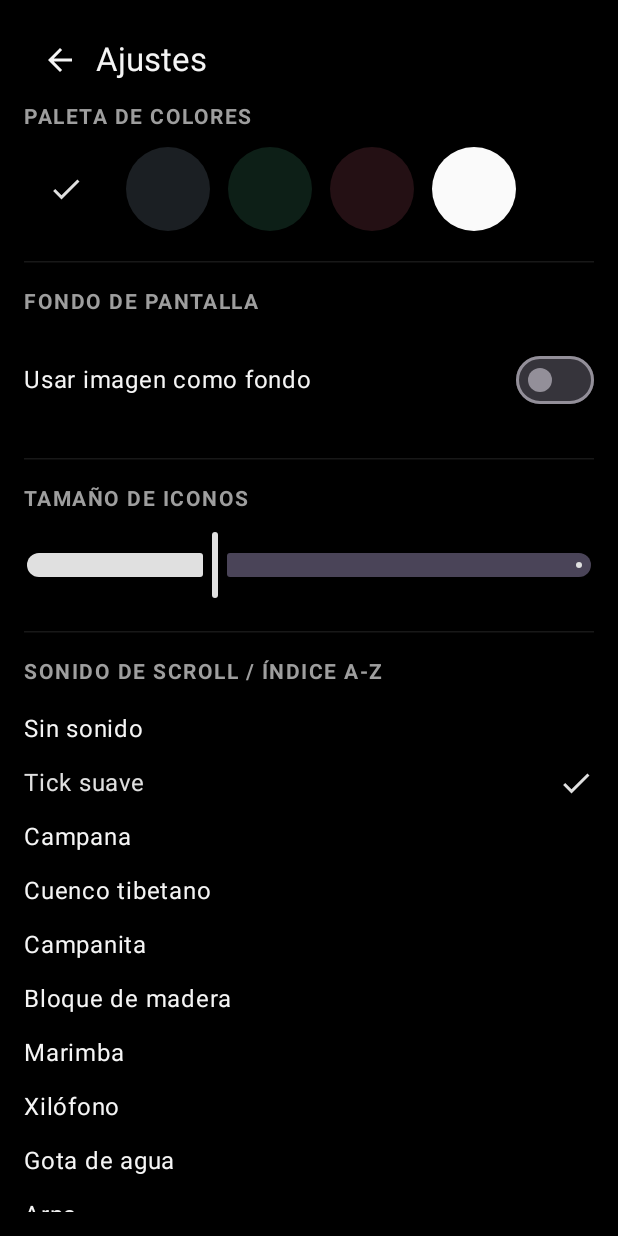
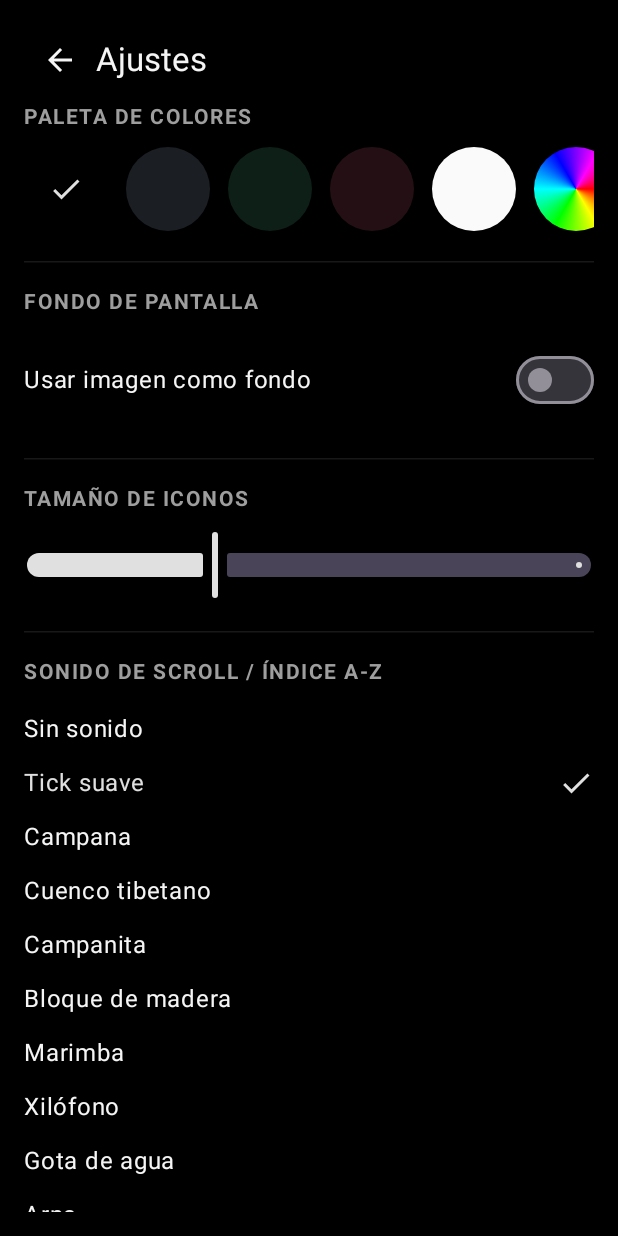
Before and after one commit to Staticum/prueba, an Android app built with Jetpack Compose: the screen it shows after launch (MainActivity), after a tap on "Ajustes", on a phone screen of 412 x 824 dp. Run offline under Robolectric (Android 15) with nearby library versions, the phone set to English and light mode, and no system bars; pictures from the network do not load.

```diff
--- a/launcher/src/main/java/com/staticum/niagaralauncher/MainActivity.kt
+++ b/launcher/src/main/java/com/staticum/niagaralauncher/MainActivity.kt
@@ -36,6 +36,7 @@ import com.staticum.niagaralauncher.data.SwipeDirection
 import com.staticum.niagaralauncher.ui.home.HomeScreen
 import com.staticum.niagaralauncher.ui.home.HomeViewModel
 import com.staticum.niagaralauncher.ui.settings.AppPickerScreen
+import com.staticum.niagaralauncher.ui.settings.ColorPickerScreen
 import com.staticum.niagaralauncher.ui.settings.SettingsScreen
 import com.staticum.niagaralauncher.ui.settings.SettingsViewModel
 import com.staticum.niagaralauncher.ui.theme.LauncherTheme
@@ -48,7 +49,7 @@ import com.staticum.niagaralauncher.util.isDefaultLauncher
 import com.staticum.niagaralauncher.widget.WidgetHostProvider
 import com.staticum.niagaralauncher.widget.WidgetPickerScreen
 
-private enum class Screen { HOME, SETTINGS, WIDGET_PICKER, FAVORITES_PICKER, HIDDEN_PICKER }
+private enum class Screen { HOME, SETTINGS, WIDGET_PICKER, FAVORITES_PICKER, HIDDEN_PICKER, COLOR_PICKER }
 
 class MainActivity : ComponentActivity() {
 
@@ -175,6 +176,7 @@ class MainActivity : ComponentActivity() {
                                 },
                                 onOpenFavoritesPicker = { screenState.value = Screen.FAVORITES_PICKER },
                                 onOpenHiddenPicker = { screenState.value = Screen.HIDDEN_PICKER },
+                                onOpenColorPicker = { screenState.value = Screen.COLOR_PICKER },
                                 onShareCrashLog = { shareCrashLog() },
                                 onClearCrashLog = { CrashLogger.clear(this@MainActivity) },
                             )
@@ -200,6 +202,15 @@ class MainActivity : ComponentActivity() {
                                 allApps = homeState.allApps,
                                 selectedKeys = homeState.prefs.hiddenApps,
                                 onToggle = { app, hidden -> homeViewModel.toggleHidden(app, hidden) },
+                                onBack = { screenState.value = Screen.SETTINGS },
+                            )
+
+                            Screen.COLOR_PICKER -> ColorPickerScreen(
+                                palette = homeState.prefs.palette,
+                                initialColor = homeState.prefs.palette.accent,
+                                onColorChange = { color ->
+                                    settingsViewModel.setCustomAccentColor(color.toArgb())
+                                },
                                 onBack = { screenState.value = Screen.SETTINGS },
                             )
                         }
--- a/launcher/src/main/java/com/staticum/niagaralauncher/data/PreferencesRepository.kt
+++ b/launcher/src/main/java/com/staticum/niagaralauncher/data/PreferencesRepository.kt
@@ -4,9 +4,11 @@ import android.content.Context
 import androidx.datastore.preferences.core.booleanPreferencesKey
 import androidx.datastore.preferences.core.edit
 import androidx.datastore.preferences.core.floatPreferencesKey
+import androidx.datastore.preferences.core.intPreferencesKey
 import androidx.datastore.preferences.core.stringPreferencesKey
 import androidx.datastore.preferences.core.stringSetPreferencesKey
 import androidx.datastore.preferences.preferencesDataStore
+import androidx.compose.ui.graphics.Color
 import com.staticum.niagaralauncher.ui.theme.ColorPalette
 import com.staticum.niagaralauncher.util.SoundOption
 import kotlinx.coroutines.flow.Flow
@@ -32,11 +34,19 @@ data class LauncherPrefs(
     val soundId: String = SoundOption.DEFAULT.id,
     val soundVolume: Float = 0.5f,
     val indexWaveOffsetDp: Float = 24f,
+    val customAccentArgb: Int? = null,
     val hiddenApps: Set<String> = emptySet(),
     val gestureFavorites: Map<SwipeDirection, String> = emptyMap(),
     val favoriteAppKeys: List<String> = emptyList(),
 ) {
-    val palette: ColorPalette get() = ColorPalette.fromId(paletteId)
+    val palette: ColorPalette get() {
+        val base = ColorPalette.fromId(paletteId)
+        return if (paletteId == ColorPalette.CUSTOM_ID && customAccentArgb != null) {
+            base.copy(accent = Color(customAccentArgb))
+        } else {
+            base
+        }
+    }
 }
 
 class PreferencesRepository(private val context: Context) {
@@ -51,6 +61,7 @@ class PreferencesRepository(private val context: Context) {
         val SOUND_ID = stringPreferencesKey("sound_id")
         val SOUND_VOLUME = floatPreferencesKey("sound_volume")
         val INDEX_WAVE_OFFSET = floatPreferencesKey("index_wave_offset")
+        val CUSTOM_ACCENT = intPreferencesKey("custom_accent_argb")
         val HIDDEN_APPS = stringSetPreferencesKey("hidden_apps")
         val GESTURE_UP = stringPreferencesKey("gesture_up")
         val GESTURE_DOWN = stringPreferencesKey("gesture_down")
@@ -78,6 +89,7 @@ class PreferencesRepository(private val context: Context) {
             soundId = prefs[Keys.SOUND_ID] ?: SoundOption.DEFAULT.id,
             soundVolume = prefs[Keys.SOUND_VOLUME] ?: 0.5f,
             indexWaveOffsetDp = prefs[Keys.INDEX_WAVE_OFFSET] ?: 24f,
+            customAccentArgb = prefs[Keys.CUSTOM_ACCENT],
             hiddenApps = prefs[Keys.HIDDEN_APPS] ?: emptySet(),
             gestureFavorites = gestures,
             favoriteAppKeys = prefs[Keys.FAVORITE_APPS]?.split(",")?.filter { it.isNotBlank() } ?: emptyList(),
@@ -122,6 +134,13 @@ class PreferencesRepository(private val context: Context) {
         context.dataStore.edit { it[Keys.INDEX_WAVE_OFFSET] = offsetDp.coerceIn(0f, 64f) }
     }
 
+    suspend fun setCustomAccentColor(argb: Int) {
+        context.dataStore.edit {
+            it[Keys.PALETTE_ID] = ColorPalette.CUSTOM_ID
+            it[Keys.CUSTOM_ACCENT] = argb
+        }
+    }
+
     suspend fun toggleHiddenApp(appKey: String, hidden: Boolean) {
         context.dataStore.edit { prefs ->
             val current = prefs[Keys.HIDDEN_APPS] ?: emptySet()
--- a/launcher/src/main/java/com/staticum/niagaralauncher/ui/home/HomeScreen.kt
+++ b/launcher/src/main/java/com/staticum/niagaralauncher/ui/home/HomeScreen.kt
@@ -52,6 +52,7 @@ import androidx.compose.ui.platform.LocalContext
 import androidx.compose.ui.platform.LocalDensity
 import androidx.compose.ui.text.style.TextOverflow
 import androidx.compose.ui.unit.dp
+import androidx.compose.ui.unit.sp
 import androidx.core.graphics.drawable.toBitmap
 import com.staticum.niagaralauncher.data.AppInfo
 import com.staticum.niagaralauncher.data.SwipeDirection
@@ -114,6 +115,29 @@ fun HomeScreen(
             .collect { tickPlayer.play() }
     }
 
+    val availableLetters = remember(state.visibleApps) {
+        state.visibleApps.mapNotNullTo(sortedSetOf()) { it.label.firstOrNull()?.uppercaseChar() }
+    }
+    // While a letter is actively touched on the index bar, narrow the list down
+    // to just that letter's apps (Niagara-style), instead of merely scrolling to it.
+    val displayedApps = remember(state.visibleApps, activeIndexLetter) {
+        val letter = activeIndexLetter
+        if (letter == null) state.visibleApps else state.visibleApps.filter {
+            it.label.firstOrNull()?.uppercaseChar() == letter
+        }
+    }
+
+    // Highlights the corresponding letter on the index bar as the app list is
+    // scrolled normally (not just while dragging on the bar itself), so the bar
+    // always shows roughly where in the alphabet the visible apps currently are.
+    var scrollHighlightLetter by remember { mutableStateOf<Char?>(null) }
+    LaunchedEffect(listState, displayedApps) {
+        snapshotFlow { listState.firstVisibleItemIndex }
+            .collect { index ->
+                scrollHighlightLetter = displayedApps.getOrNull(index)?.label?.firstOrNull()?.uppercaseChar()
+            }
+    }
+
     Box(
         modifier = Modifier
             .fillMaxSize()
@@ -142,10 +166,15 @@ fun HomeScreen(
                 )
             },
     ) {
+        Row(
+            modifier = Modifier
+                .fillMaxSize()
+                .statusBarsPadding(),
+        ) {
         Column(
             modifier = Modifier
-                .fillMaxSize()
-                .statusBarsPadding()
+                .weight(1f)
+                .fillMaxHeight()
                 .padding(horizontal = 20.dp),
         ) {
             Box(modifier = Modifier.fillMaxWidth(), contentAlignment = Alignment.CenterEnd) {
@@ -211,24 +240,11 @@ fun HomeScreen(
                 hintColor = palette.textSecondary,
             )
 
-            val availableLetters = remember(state.visibleApps) {
-                state.visibleApps.mapNotNullTo(sortedSetOf()) { it.label.firstOrNull()?.uppercaseChar() }
-            }
-            // While a letter is actively touched on the index bar, narrow the list down
-            // to just that letter's apps (Niagara-style), instead of merely scrolling to it.
-            val displayedApps = remember(state.visibleApps, activeIndexLetter) {
-                val letter = activeIndexLetter
-                if (letter == null) state.visibleApps else state.visibleApps.filter {
-                    it.label.firstOrNull()?.uppercaseChar() == letter
-                }
-            }
-
-            Row(modifier = Modifier.fillMaxSize()) {
             LazyColumn(
                 state = listState,
                 modifier = Modifier
                     .weight(1f)
-                        .fillMaxHeight(),
+                    .fillMaxWidth(),
                 verticalArrangement = Arrangement.spacedBy(2.dp),
             ) {
                 items(displayedApps, key = { it.key }) { app ->
@@ -244,10 +260,14 @@ fun HomeScreen(
                     )
                 }
             }
+        }
 
+        // Spans the entire right edge of the screen, top to bottom, regardless of
+        // whether widgets/favorites push the app list down - so all 26 letters are
+        // always available and never get squeezed out by other content above.
         AlphabetIndexBar(
             availableLetters = availableLetters,
-                    activeLetter = activeIndexLetter,
+            activeLetter = activeIndexLetter ?: scrollHighlightLetter,
             onLetterActive = { letter ->
                 activeIndexLetter = letter?.let { nearestAvailableLetter(it, availableLetters) }
             },
@@ -256,9 +276,9 @@ fun HomeScreen(
             textColor = palette.textSecondary,
             modifier = Modifier
                 .fillMaxHeight()
-                        .width(28.dp),
+                .width(28.dp)
+                .padding(end = 4.dp),
         )
-            }
         }
     }
 }
@@ -579,6 +599,20 @@ private fun AlphabetIndexBar(
     // magnification wave, so it moves smoothly even while activeLetter is unchanged.
     var touchIndex by remember { mutableStateOf<Float?>(null) }
 
+    val density = LocalDensity.current
+    // Shrinks the base letter size to whatever the actually available height allows,
+    // so all 26 letters always fit without clipping/overlap - independent of screen
+    // size or how much vertical space other content above leaves for this bar - while
+    // never growing past the normal design size on tall screens.
+    val designFontSize = MaterialTheme.typography.labelSmall.fontSize
+    val baseFontSize = if (heightPx <= 0f) {
+        designFontSize
+    } else {
+        val slotHeightPx = heightPx / ALPHABET.size
+        val autoSizeValue = with(density) { (slotHeightPx * 0.72f).toSp().value }
+        kotlin.math.min(designFontSize.value, autoSizeValue).sp
+    }
+
     fun indexAt(y: Float): Float? {
         if (heightPx <= 0f) return null
         return (y / heightPx * ALPHABET.size).coerceIn(0f, ALPHABET.size - 1f)
@@ -638,7 +672,7 @@ private fun AlphabetIndexBar(
                     letter in availableLetters -> textColor
                     else -> textColor.copy(alpha = 0.25f)
                 },
-                fontSize = MaterialTheme.typography.labelSmall.fontSize * scale,
+                fontSize = baseFontSize * scale,
                 fontWeight = if (isActive) androidx.compose.ui.text.font.FontWeight.Bold else null,
                 modifier = Modifier
                     .padding(end = if (isActive) 4.dp else 0.dp)
--- a/launcher/src/main/java/com/staticum/niagaralauncher/ui/settings/SettingsScreen.kt
+++ b/launcher/src/main/java/com/staticum/niagaralauncher/ui/settings/SettingsScreen.kt
@@ -70,6 +70,7 @@ fun SettingsScreen(
     onInstallUpdate: () -> Unit,
     onOpenFavoritesPicker: () -> Unit,
     onOpenHiddenPicker: () -> Unit,
+    onOpenColorPicker: () -> Unit,
     onShareCrashLog: () -> Unit,
     onClearCrashLog: () -> Unit,
 ) {
@@ -104,11 +105,18 @@ fun SettingsScreen(
             item { SectionTitle("Paleta de colores", palette.textSecondary, first = true) }
             item {
                 LazyRow {
-                    items(ColorPalette.entries) { p ->
+                    items(ColorPalette.PRESETS) { p ->
                         PaletteSwatch(
                             palette = p,
-                            selected = p == palette,
+                            selected = p.id == palette.id,
                             onClick = { onPaletteSelected(p) },
+                        )
+                    }
+                    item {
+                        CustomPaletteSwatch(
+                            selected = palette.id == ColorPalette.CUSTOM_ID,
+                            currentAccent = if (palette.id == ColorPalette.CUSTOM_ID) palette.accent else null,
+                            onClick = onOpenColorPicker,
                         )
                     }
                 }
@@ -553,6 +561,45 @@ private fun UpdateSection(
     }
 }
 
+/** Opens the RGB/HSV picker instead of applying a fixed color directly - shows a
+ * rainbow ring when nothing custom is picked yet, or a solid swatch of the user's
+ * current custom accent once they've chosen one. */
+@Composable
+private fun CustomPaletteSwatch(
+    selected: Boolean,
+    currentAccent: androidx.compose.ui.graphics.Color?,
+    onClick: () -> Unit,
+) {
+    val rainbow = remember {
+        androidx.compose.ui.graphics.Brush.sweepGradient(
+            listOf(
+                androidx.compose.ui.graphics.Color.Red,
+                androidx.compose.ui.graphics.Color.Yellow,
+                androidx.compose.ui.graphics.Color.Green,
+                androidx.compose.ui.graphics.Color.Cyan,
+                androidx.compose.ui.graphics.Color.Blue,
+                androidx.compose.ui.graphics.Color.Magenta,
+                androidx.compose.ui.graphics.Color.Red,
+            ),
+        )
+    }
+    Box(
+        modifier = Modifier
+            .padding(end = 12.dp)
+            .size(56.dp)
+            .clip(CircleShape)
+            .then(
+                if (currentAccent != null) Modifier.background(currentAccent) else Modifier.background(rainbow),
+            )
+            .clickable(onClick = onClick),
+        contentAlignment = Alignment.Center,
+    ) {
+        if (selected) {
+            Icon(Icons.Filled.Check, contentDescription = null, tint = androidx.compose.ui.graphics.Color.White)
+        }
+    }
+}
+
 @Composable
 private fun PaletteSwatch(palette: ColorPalette, selected: Boolean, onClick: () -> Unit) {
     Box(
--- a/launcher/src/main/java/com/staticum/niagaralauncher/ui/settings/SettingsViewModel.kt
+++ b/launcher/src/main/java/com/staticum/niagaralauncher/ui/settings/SettingsViewModel.kt
@@ -55,6 +55,9 @@ class SettingsViewModel(
     fun setIndexWaveOffset(offsetDp: Float) =
         viewModelScope.launch { preferencesRepository.setIndexWaveOffset(offsetDp) }
 
+    fun setCustomAccentColor(argb: Int) =
+        viewModelScope.launch { preferencesRepository.setCustomAccentColor(argb) }
+
     fun addWidget(id: Int) = viewModelScope.launch { widgetRepository.addWidgetId(id) }
 
     fun removeWidget(id: Int) = viewModelScope.launch { widgetRepository.removeWidgetId(id) }
--- a/launcher/src/main/java/com/staticum/niagaralauncher/ui/theme/Palettes.kt
+++ b/launcher/src/main/java/com/staticum/niagaralauncher/ui/theme/Palettes.kt
@@ -2,7 +2,10 @@ package com.staticum.niagaralauncher.ui.theme
 
 import androidx.compose.ui.graphics.Color
 
-enum class ColorPalette(
+/** A data class (not an enum) so a "Personalizado" entry can carry a live
+ * user-chosen [accent] color picked from an RGB/HSV wheel, in addition to the
+ * fixed preset palettes below. */
+data class ColorPalette(
     val id: String,
     val label: String,
     val background: Color,
@@ -11,7 +14,8 @@ enum class ColorPalette(
     val textPrimary: Color,
     val textSecondary: Color,
 ) {
-    MATTE_BLACK(
+    companion object {
+        val MATTE_BLACK = ColorPalette(
             id = "matte_black",
             label = "Negro mate",
             background = Color(0xFF000000),
@@ -19,8 +23,8 @@ enum class ColorPalette(
             accent = Color(0xFFE0E0E0),
             textPrimary = Color(0xFFF5F5F5),
             textSecondary = Color(0xFF9E9E9E),
-    ),
-    SLATE(
+        )
+        val SLATE = ColorPalette(
             id = "slate",
             label = "Pizarra",
             background = Color(0xFF1B1F23),
@@ -28,8 +32,8 @@ enum class ColorPalette(
             accent = Color(0xFF7FB3FF),
             textPrimary = Color(0xFFECEFF1),
             textSecondary = Color(0xFF90A4AE),
-    ),
-    FOREST(
+        )
+        val FOREST = ColorPalette(
             id = "forest",
             label = "Bosque",
             background = Color(0xFF0D1F17),
@@ -37,8 +41,8 @@ enum class ColorPalette(
             accent = Color(0xFF7CE0A0),
             textPrimary = Color(0xFFE8F5E9),
             textSecondary = Color(0xFF9CCC9F),
-    ),
-    SUNSET(
+        )
+        val SUNSET = ColorPalette(
             id = "sunset",
             label = "Atardecer",
             background = Color(0xFF241014),
@@ -46,8 +50,8 @@ enum class ColorPalette(
             accent = Color(0xFFFF8A65),
             textPrimary = Color(0xFFFFF1EE),
             textSecondary = Color(0xFFD7A79A),
-    ),
-    LIGHT(
+        )
+        val LIGHT = ColorPalette(
             id = "light",
             label = "Claro",
             background = Color(0xFFFAFAFA),
@@ -55,9 +59,25 @@ enum class ColorPalette(
             accent = Color(0xFF1A73E8),
             textPrimary = Color(0xFF1A1A1A),
             textSecondary = Color(0xFF5F6368),
-    );
+        )
 
-    companion object {
-        fun fromId(id: String?): ColorPalette = entries.firstOrNull { it.id == id } ?: MATTE_BLACK
+        /** Id used for the user's own custom accent color (chosen via the RGB/HSV
+         * picker) - keeps the matte-black background/surface/text, only the accent
+         * is replaced with whatever [Color] the user picked. */
+        const val CUSTOM_ID = "custom"
+        val CUSTOM_BASE = ColorPalette(
+            id = CUSTOM_ID,
+            label = "Personalizado",
+            background = MATTE_BLACK.background,
+            surface = MATTE_BLACK.surface,
+            accent = MATTE_BLACK.accent,
+            textPrimary = MATTE_BLACK.textPrimary,
+            textSecondary = MATTE_BLACK.textSecondary,
+        )
+
+        val PRESETS = listOf(MATTE_BLACK, SLATE, FOREST, SUNSET, LIGHT)
+
+        fun fromId(id: String?): ColorPalette =
+            PRESETS.firstOrNull { it.id == id } ?: if (id == CUSTOM_ID) CUSTOM_BASE else MATTE_BLACK
     }
 }
```
Also changed, not shown: launcher/src/main/java/com/staticum/niagaralauncher/ui/settings/ColorPickerScreen.kt (added, +255 -0 lines). Lines whose indentation alone changed are shown as unchanged.
